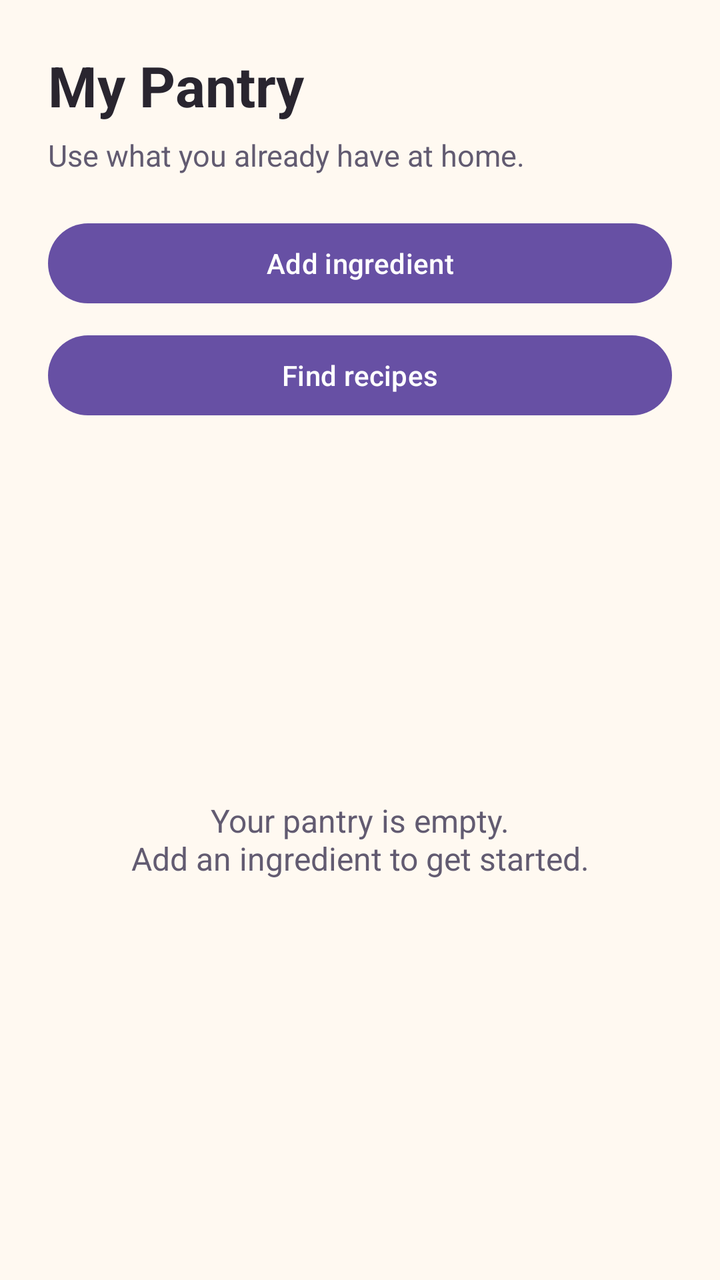
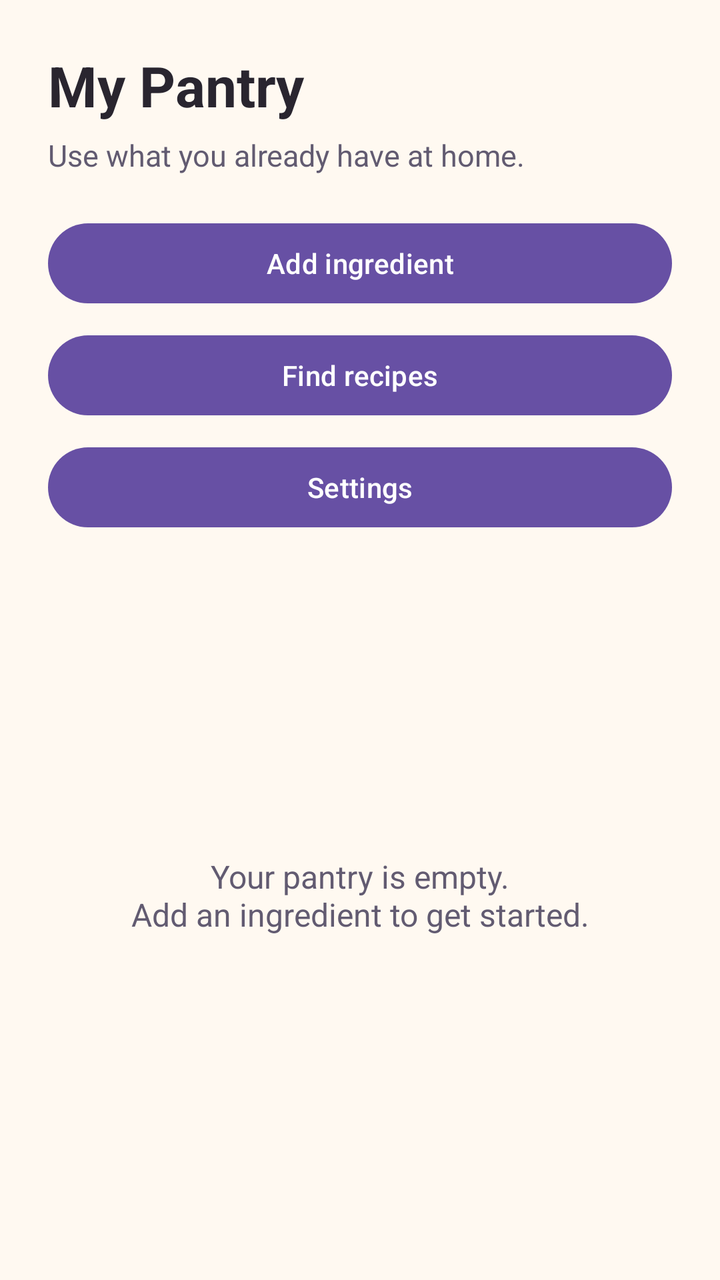

An Android layout rendered at two revisions. The XML below is the earlier revision; the diff shows what the commit changed to produce the second picture.
<!-- AndroidManifest.xml: application theme Theme.SmartPantryManager -->
<!-- res/layout/activity_main.xml -->
<?xml version="1.0" encoding="utf-8"?>
<LinearLayout xmlns:android="http://schemas.android.com/apk/res/android"
    xmlns:tools="http://schemas.android.com/tools"
    android:id="@+id/main"
    android:layout_width="match_parent"
    android:layout_height="match_parent"
    android:orientation="vertical"
    android:background="#FFF9F1"
    tools:context=".MainActivity">

    <LinearLayout
        android:layout_width="match_parent"
        android:layout_height="match_parent"
        android:orientation="vertical"
        android:padding="24dp">

        <TextView
            android:layout_width="wrap_content"
            android:layout_height="wrap_content"
            android:text="@string/pantry_title"
            android:textColor="#29252F"
            android:textSize="28sp"
            android:textStyle="bold" />

        <TextView
            android:layout_width="wrap_content"
            android:layout_height="wrap_content"
            android:layout_marginTop="6dp"
            android:text="@string/pantry_subtitle"
            android:textColor="#625B71"
            android:textSize="15sp" />

        <Button
            android:id="@+id/addIngredientButton"
            android:layout_width="match_parent"
            android:layout_height="wrap_content"
            android:layout_marginTop="20dp"
            android:text="@string/add_ingredient" />

        <Button
            android:id="@+id/findRecipesButton"
            android:layout_width="match_parent"
            android:layout_height="wrap_content"
            android:layout_marginTop="8dp"
            android:text="Find recipes" />

        <FrameLayout
            android:layout_width="match_parent"
            android:layout_height="0dp"
            android:layout_weight="1"
            android:layout_marginTop="12dp">

            <TextView
                android:id="@+id/emptyPantryMessage"
                android:layout_width="match_parent"
                android:layout_height="match_parent"
                android:gravity="center"
                android:text="@string/pantry_empty"
                android:textColor="#625B71"
                android:textSize="16sp" />

            <ScrollView
                android:id="@+id/pantryListScroll"
                android:layout_width="match_parent"
                android:layout_height="match_parent"
                android:visibility="gone">

                <LinearLayout
                    android:id="@+id/pantryIngredientsContainer"
                    android:layout_width="match_parent"
                    android:layout_height="wrap_content"
                    android:orientation="vertical" />

            </ScrollView>

        </FrameLayout>

    </LinearLayout>

</LinearLayout>
<!-- resources referenced by this layout -->
<resources>
  <string name="add_ingredient">Add ingredient</string>
  <string name="pantry_empty">Your pantry is empty.\nAdd an ingredient to get started.</string>
  <string name="pantry_subtitle">Use what you already have at home.</string>
  <string name="pantry_title">My Pantry</string>
  <style name="Theme.SmartPantryManager" parent="Base.Theme.SmartPantryManager" />
  <style name="Base.Theme.SmartPantryManager" parent="Theme.Material3.DayNight.NoActionBar">
          
          
      </style>
</resources>

<!-- the commit's change to res/layout/activity_main.xml (unified diff, before → after) -->
@@ -44,6 +44,13 @@
             android:layout_marginTop="8dp"
             android:text="Find recipes" />
 
+        <Button
+            android:id="@+id/settingsButton"
+            android:layout_width="match_parent"
+            android:layout_height="wrap_content"
+            android:layout_marginTop="8dp"
+            android:text="Settings" />
+
         <FrameLayout
             android:layout_width="match_parent"
             android:layout_height="0dp"
